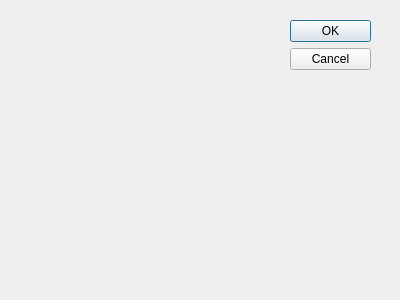
This is Jigsaw/Jigsaw/rankingdialog.ui in wolf-bolin/Jigsaw as Qt 5 draws it before an edit. The edited form follows.
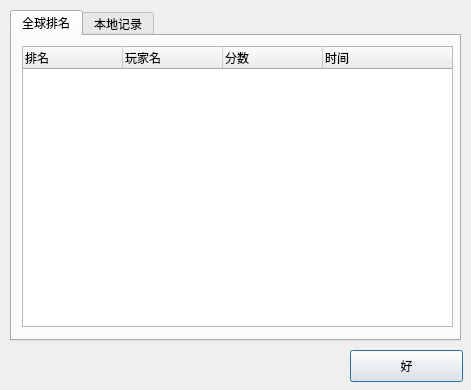
This is the edited form.

What changed in the file:
```diff
--- a/Jigsaw/Jigsaw/rankingdialog.ui
+++ b/Jigsaw/Jigsaw/rankingdialog.ui
@@ -8,27 +8,122 @@
    <rect>
     <x>0</x>
     <y>0</y>
-    <width>400</width>
-    <height>300</height>
+    <width>471</width>
+    <height>390</height>
    </rect>
   </property>
   <property name="windowTitle">
    <string>Dialog</string>
   </property>
-  <widget name="buttonBox" class="QDialogButtonBox">
+  <widget class="QTabWidget" name="tabWidget">
    <property name="geometry">
     <rect>
-     <x>290</x>
-     <y>20</y>
-     <width>81</width>
-     <height>241</height>
+     <x>10</x>
+     <y>10</y>
+     <width>451</width>
+     <height>331</height>
     </rect>
    </property>
-   <property name="orientation">
-    <enum>Qt::Vertical</enum>
+   <property name="tabPosition">
+    <enum>QTabWidget::North</enum>
    </property>
-   <property name="standardButtons">
-    <set>QDialogButtonBox::Cancel|QDialogButtonBox::Ok</set>
+   <property name="tabShape">
+    <enum>QTabWidget::Rounded</enum>
+   </property>
+   <property name="currentIndex">
+    <number>0</number>
+   </property>
+   <widget class="QWidget" name="worldwide_ranking">
+    <attribute name="title">
+     <string>全球排名</string>
+    </attribute>
+    <widget class="QTreeWidget" name="treeWidget">
+     <property name="geometry">
+      <rect>
+       <x>10</x>
+       <y>10</y>
+       <width>431</width>
+       <height>281</height>
+      </rect>
+     </property>
+     <property name="columnCount">
+      <number>4</number>
+     </property>
+     <column>
+      <property name="text">
+       <string>排名</string>
+      </property>
+     </column>
+     <column>
+      <property name="text">
+       <string>玩家名</string>
+      </property>
+     </column>
+     <column>
+      <property name="text">
+       <string>分数</string>
+      </property>
+     </column>
+     <column>
+      <property name="text">
+       <string>时间</string>
+      </property>
+     </column>
+    </widget>
+   </widget>
+   <widget class="QWidget" name="local">
+    <attribute name="title">
+     <string>本地记录</string>
+    </attribute>
+    <widget class="QTreeWidget" name="treeWidget_2">
+     <property name="geometry">
+      <rect>
+       <x>10</x>
+       <y>10</y>
+       <width>431</width>
+       <height>281</height>
+      </rect>
+     </property>
+     <property name="columnCount">
+      <number>4</number>
+     </property>
+     <column>
+      <property name="text">
+       <string>次序</string>
+      </property>
+     </column>
+     <column>
+      <property name="text">
+       <string>玩家名</string>
+      </property>
+     </column>
+     <column>
+      <property name="text">
+       <string>分数</string>
+      </property>
+     </column>
+     <column>
+      <property name="text">
+       <string>时间</string>
+      </property>
+     </column>
+    </widget>
+   </widget>
+  </widget>
+  <widget class="QPushButton" name="pushButton">
+   <property name="geometry">
+    <rect>
+     <x>350</x>
+     <y>350</y>
+     <width>113</width>
+     <height>32</height>
+    </rect>
+   </property>
+   <property name="text">
+    <string>好</string>
+   </property>
+   <property name="default">
+    <bool>true</bool>
    </property>
   </widget>
  </widget>
```
Left out of the diff: 44 changed lines with no effect on the pictures.
